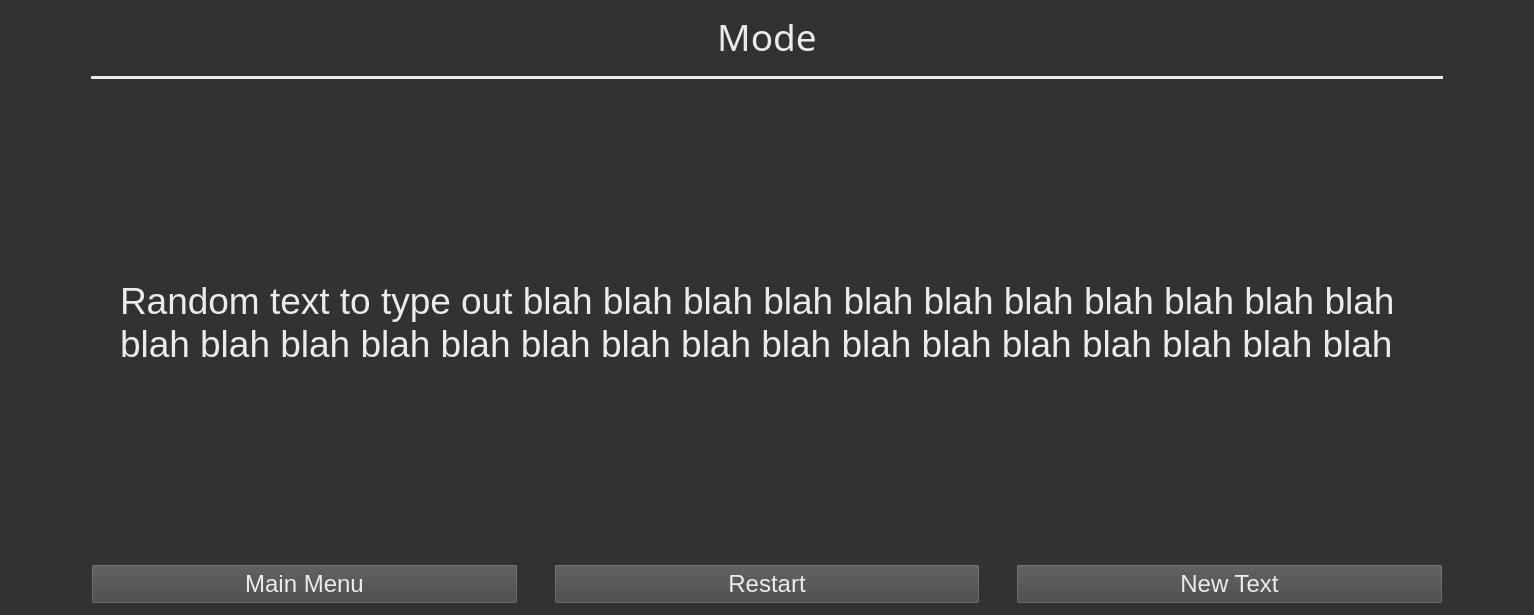
First picture: the form in speed-typer/source_ui/typingWindow.ui, repository Rolv-Apneseth/ps-typer, before the edit.
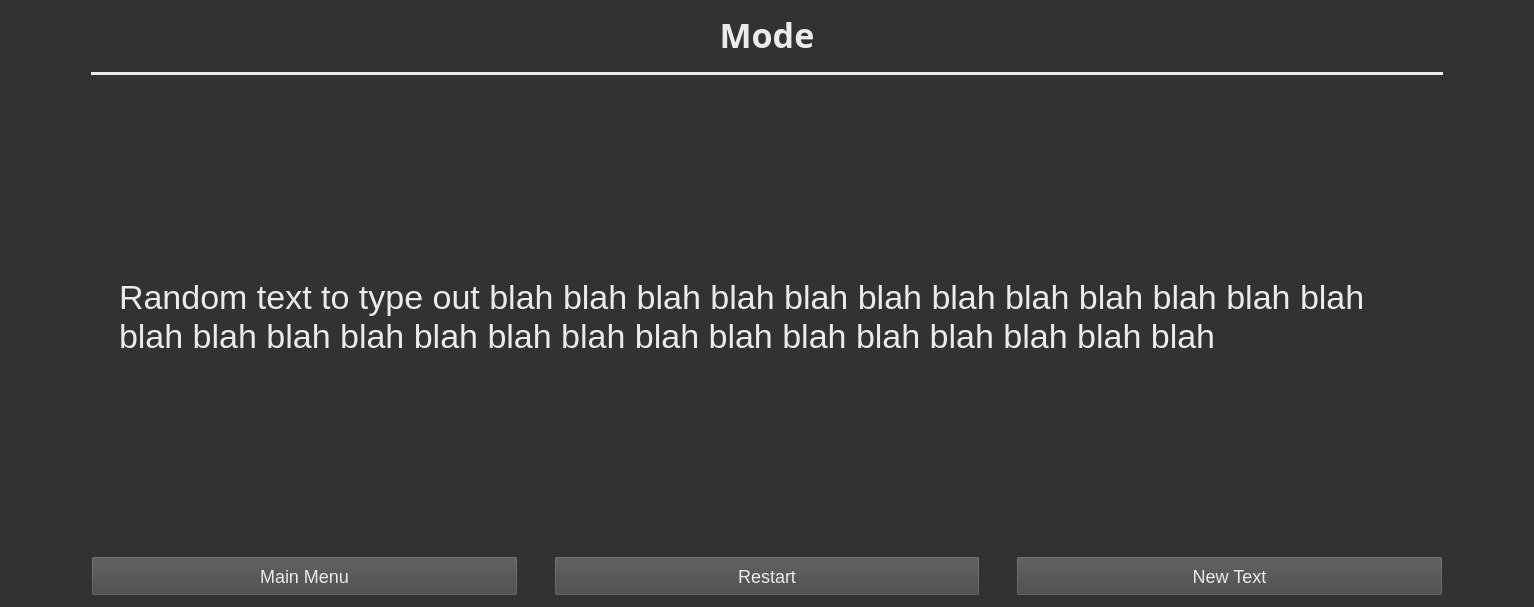
Second picture: the form after the edit.

Commit message: Changed font-sizes and made the font sizes be specified in the style sheets of windows so they are easier to change

```diff
--- a/speed-typer/source_ui/typingWindow.ui
+++ b/speed-typer/source_ui/typingWindow.ui
@@ -7,7 +7,7 @@
     <x>0</x>
     <y>0</y>
     <width>1534</width>
-    <height>615</height>
+    <height>607</height>
    </rect>
   </property>
   <property name="windowTitle">
@@ -18,17 +18,16 @@
 	
 	background: rgb(50, 50, 50);
 	color: rgb(235, 235, 235);
+	font-size: 26px;
 }
 
 QFrame {	
-	
-	
 	border: 1px solid rgb(235, 235, 235);
 }
 
-QPushButton, QComboBox {
-	font-size: 18pt;
+QPushButton, QComboBox {	
 	background: rgb(70, 70, 70);
+	font-size: 18px;
 }
 
 QLabel {
@@ -60,9 +59,14 @@
      <property name="font">
       <font>
        <family>Sans Serif</family>
-       <pointsize>28</pointsize>
+       <pointsize>-1</pointsize>
+       <weight>75</weight>
+       <bold>true</bold>
       </font>
      </property>
+     <property name="styleSheet">
+      <string notr="true">font-weight: bold; font-size: 34px;</string>
+     </property>
      <property name="text">
       <string>Mode</string>
      </property>
@@ -146,11 +150,11 @@
      </property>
      <property name="font">
       <font>
-       <pointsize>28</pointsize>
+       <pointsize>-1</pointsize>
       </font>
      </property>
      <property name="styleSheet">
-      <string notr="true">padding: 50px 100px;</string>
+      <string notr="true">padding: 50px 100px; font-size: 34px;</string>
      </property>
      <property name="text">
       <string>Random text to type out blah blah blah blah blah blah blah blah blah blah blah blah blah blah blah blah blah blah blah blah blah blah blah blah blah blah blah</string>
```
Left out of the diff: 2 changed lines with no effect on the pictures. The commit also changes 5 other files.
